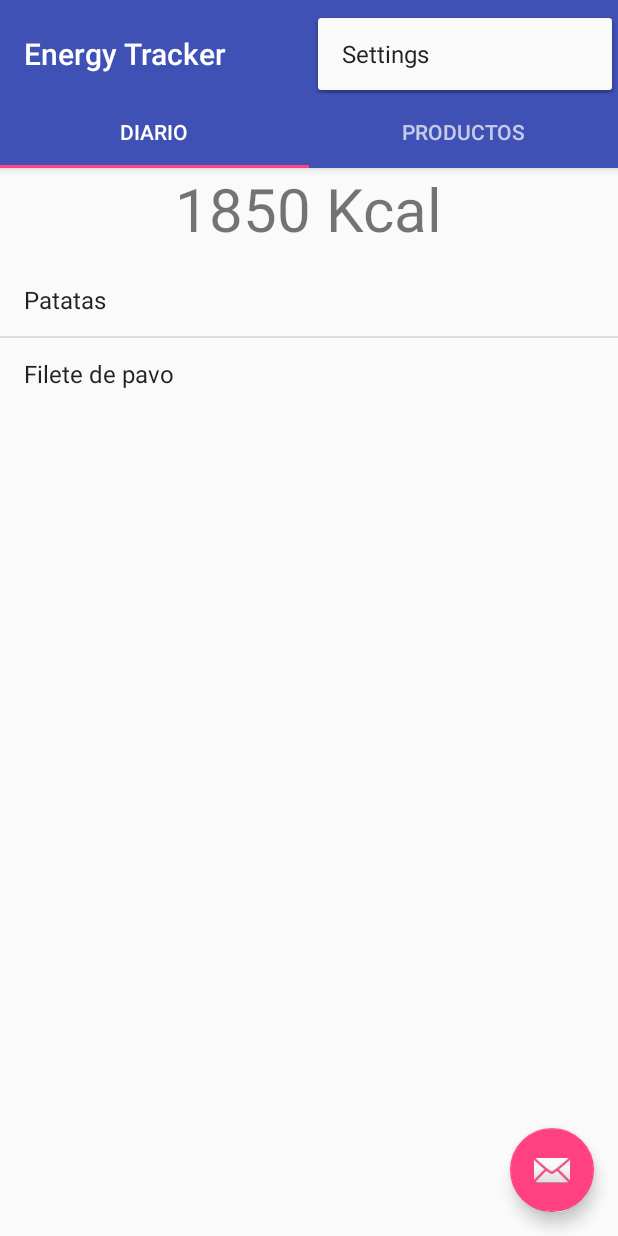
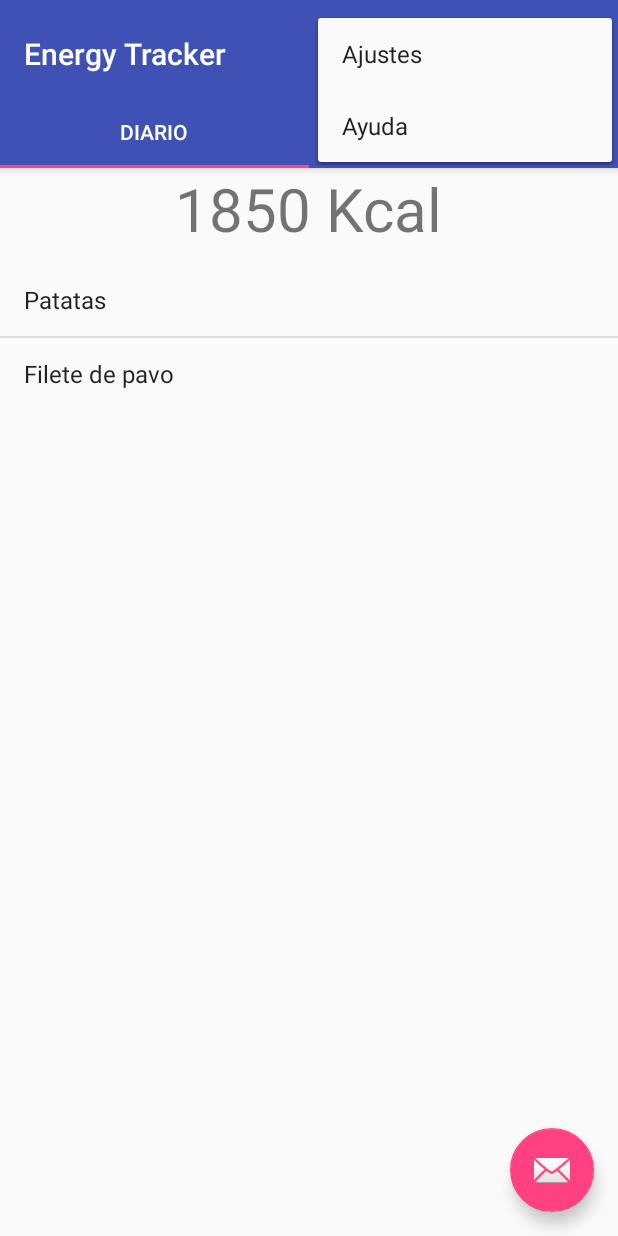
Before and after one commit to JoseGIC/LDM-2, an Android app: the screen it shows after launch (MainActivity), with the options menu open, on a phone screen of 412 x 824 dp. Run offline under Robolectric (Android 15) with nearby library versions, the phone set to English and light mode, and no system bars.

Commit message:
Cambios menores de xmls

```diff
--- a/app/src/main/java/com/jose/energytracker/FragmentTwo.java
+++ b/app/src/main/java/com/jose/energytracker/FragmentTwo.java
@@ -57,7 +57,7 @@ public class FragmentTwo extends Fragment {
         EditText editText = (EditText) viewDialog.findViewById(R.id.text_nuevo_producto);
 
         AlertDialog.Builder builder = new AlertDialog.Builder(getActivity());
-        builder.setTitle("Añadir producto");
+        builder.setTitle("Crear producto");
         builder.setView(viewDialog);
         builder.setPositiveButton("Aceptar", (dialog, id) -> addItem(editText.getText().toString()));
         builder.setNegativeButton("Cancelar", null);
--- a/app/src/main/res/layout/activity_main.xml
+++ b/app/src/main/res/layout/activity_main.xml
@@ -1,5 +1,6 @@
 <?xml version="1.0" encoding="utf-8"?>
-<android.support.design.widget.CoordinatorLayout xmlns:android="http://schemas.android.com/apk/res/android"
+<android.support.design.widget.CoordinatorLayout
+    xmlns:android="http://schemas.android.com/apk/res/android"
     xmlns:app="http://schemas.android.com/apk/res-auto"
     xmlns:tools="http://schemas.android.com/tools"
     android:id="@+id/main_content"
--- a/app/src/main/res/menu/menu_main.xml
+++ b/app/src/main/res/menu/menu_main.xml
@@ -1,10 +1,19 @@
-<menu xmlns:android="http://schemas.android.com/apk/res/android"
+<menu
+    xmlns:android="http://schemas.android.com/apk/res/android"
     xmlns:app="http://schemas.android.com/apk/res-auto"
     xmlns:tools="http://schemas.android.com/tools"
     tools:context="com.jose.energytracker.MainActivity">
+
     <item
         android:id="@+id/action_settings"
         android:orderInCategory="100"
         android:title="@string/action_settings"
         app:showAsAction="never" />
+
+    <item
+        android:id="@+id/action_help"
+        android:orderInCategory="100"
+        android:title="@string/action_help"
+        app:showAsAction="never" />
+
 </menu>
--- a/app/src/main/res/values/strings.xml
+++ b/app/src/main/res/values/strings.xml
@@ -2,7 +2,8 @@
     <string name="app_name">Energy Tracker</string>
     <string name="tab_text_1">Diario</string>
     <string name="tab_text_2">Productos</string>
-    <string name="action_settings">Settings</string>
-    <string name="text_total">Kcal </string>
-    <string name="kcal_totales">2300 </string>
+    <string name="action_settings">Ajustes</string>
+    <string name="action_help">Ayuda</string>
+    <string name="text_total">Kcal</string>
+    <string name="kcal_totales">2300</string>
 </resources>
```
